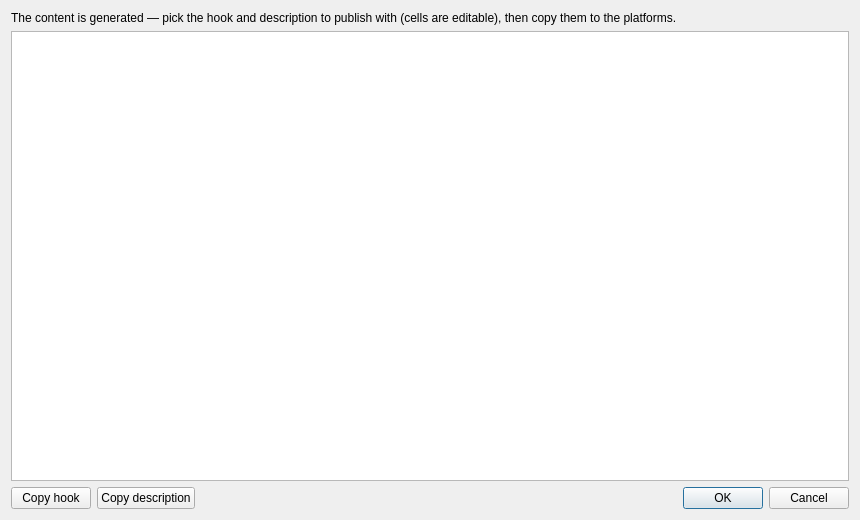
Before: the Qt Designer form gui/DialogHooks.ui in icingerpower/QuantumSocial, drawn with Qt 5.
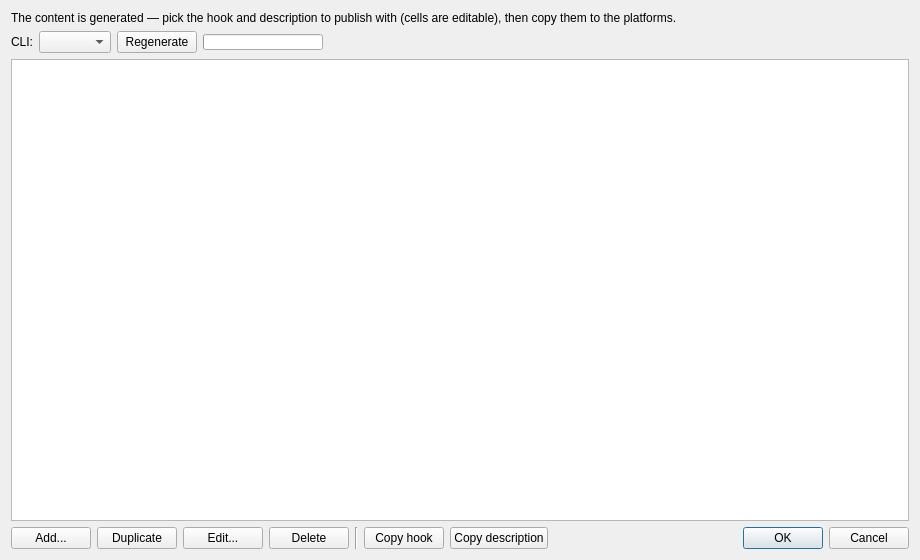
After: the same form once the commit is applied.

Commit message: Add hooks regeneration, video publish marking, and dual-image regeneration

The edit to the form file:
```diff
--- a/gui/DialogHooks.ui
+++ b/gui/DialogHooks.ui
@@ -6,8 +6,8 @@
    <rect>
     <x>0</x>
     <y>0</y>
-    <width>860</width>
-    <height>520</height>
+    <width>920</width>
+    <height>560</height>
    </rect>
   </property>
   <property name="windowTitle">
@@ -24,6 +24,70 @@
      </property>
     </widget>
    </item>
+   <item>
+    <layout class="QHBoxLayout" name="layoutRegenerate">
+     <item>
+      <widget class="QLabel" name="labelCli">
+       <property name="text">
+        <string>CLI:</string>
+       </property>
+      </widget>
+     </item>
+     <item>
+      <widget class="QComboBox" name="comboCli">
+       <property name="sizeAdjustPolicy">
+        <enum>QComboBox::SizeAdjustPolicy::AdjustToContents</enum>
+       </property>
+      </widget>
+     </item>
+     <item>
+      <widget class="QPushButton" name="buttonRegenerate">
+       <property name="text">
+        <string>Regenerate</string>
+       </property>
+       <property name="toolTip">
+        <string>Ask the selected CLI to generate 10 more hooks and descriptions.</string>
+       </property>
+      </widget>
+     </item>
+     <item>
+      <widget class="QProgressBar" name="progressBar">
+       <property name="maximumSize">
+        <size>
+         <width>120</width>
+         <height>16</height>
+        </size>
+       </property>
+       <property name="textVisible">
+        <bool>false</bool>
+       </property>
+      </widget>
+     </item>
+     <item>
+      <widget class="QLabel" name="labelStatus">
+       <property name="text">
+        <string/>
+       </property>
+       <property name="wordWrap">
+        <bool>true</bool>
+       </property>
+      </widget>
+     </item>
+     <item>
+      <spacer name="spacerRegenerate">
+       <property name="orientation">
+        <enum>Qt::Orientation::Horizontal</enum>
+       </property>
+       <property name="sizeHint" stdset="0">
+        <size>
+         <width>0</width>
+         <height>0</height>
+        </size>
+       </property>
+      </spacer>
+     </item>
+    </layout>
+   </item>
    <item>
     <widget class="QTableWidget" name="tableHooks">
      <property name="selectionBehavior">
@@ -36,6 +100,53 @@
    </item>
    <item>
     <layout class="QHBoxLayout" name="horizontalLayoutButtons">
+     <item>
+      <widget class="QPushButton" name="buttonAdd">
+       <property name="text">
+        <string>Add...</string>
+       </property>
+       <property name="toolTip">
+        <string>Create a new hook and description manually.</string>
+       </property>
+      </widget>
+     </item>
+     <item>
+      <widget class="QPushButton" name="buttonDuplicate">
+       <property name="text">
+        <string>Duplicate</string>
+       </property>
+       <property name="toolTip">
+        <string>Duplicate the selected hook and description.</string>
+       </property>
+      </widget>
+     </item>
+     <item>
+      <widget class="QPushButton" name="buttonEdit">
+       <property name="text">
+        <string>Edit...</string>
+       </property>
+       <property name="toolTip">
+        <string>Edit the selected hook and description in a text dialog.</string>
+       </property>
+      </widget>
+     </item>
+     <item>
+      <widget class="QPushButton" name="buttonDelete">
+       <property name="text">
+        <string>Delete</string>
+       </property>
+       <property name="toolTip">
+        <string>Remove the selected hook from the list.</string>
+       </property>
+      </widget>
+     </item>
+     <item>
+      <widget class="Line" name="lineSeparator">
+       <property name="orientation">
+        <enum>Qt::Orientation::Vertical</enum>
+       </property>
+      </widget>
+     </item>
      <item>
       <widget class="QPushButton" name="buttonCopyHook">
        <property name="text">
```
The commit also changes 10 other files.
